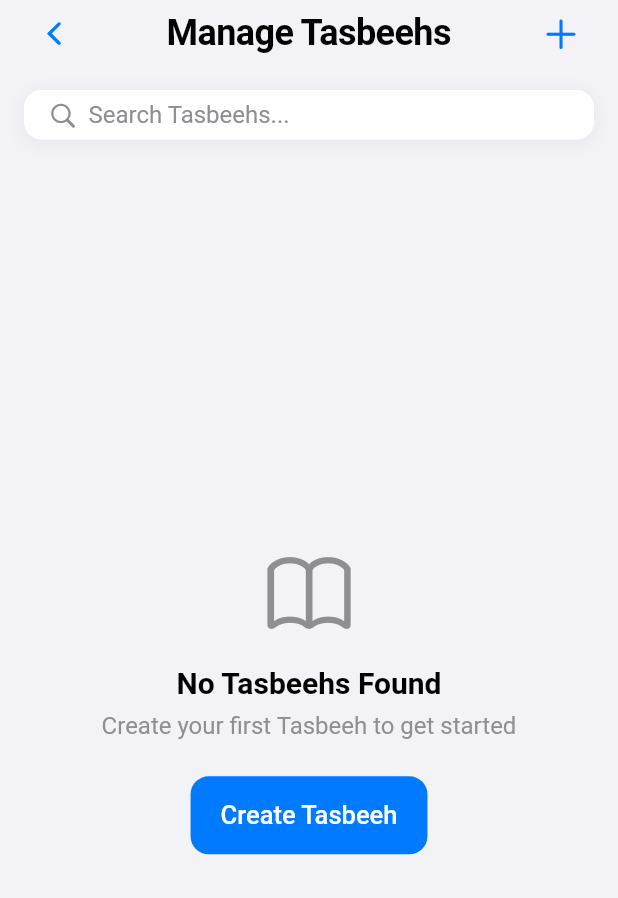
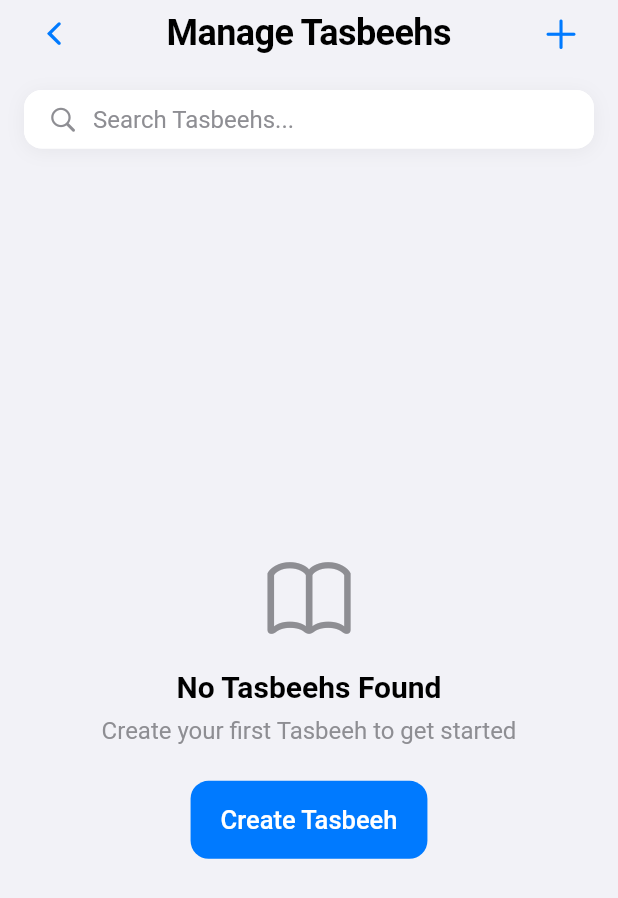
Before and after one commit to ahmed-sufi7/Digital-Tasbeeh, a Flutter app: the ManageTasbeehScreen screen opened directly, on a phone screen of 412 x 824 dp. Shown: the top 898 px of the screen. Run offline on Flutter 3.47's test engine with Material 3 defaults, Android fonts, the phone set to English and light mode, and no system bars; our stand-ins replace audioplayers, shared_preferences, sqflite, vibration; accounts and stored records are empty; Roboto replaces fonts that are missing (SF Pro Display).

Commit message:
Manage tasbeeh input field

```diff
--- a/digital_tasbeeh/lib/screens/manage_tasbeeh_screen.dart
+++ b/digital_tasbeeh/lib/screens/manage_tasbeeh_screen.dart
@@ -122,6 +122,7 @@ class _ManageTasbeehScreenState extends State<ManageTasbeehScreen> {
           color: AppColors.surfaceColor(isDark),
           borderRadius: BorderRadius.circular(12),
         ),
+        padding: const EdgeInsets.symmetric(horizontal: 10, vertical: 10),
         prefix: Padding(
           padding: const EdgeInsets.only(left: 16),
           child: Icon(
--- a/digital_tasbeeh/lib/widgets/tasbeeh_form_modal.dart
+++ b/digital_tasbeeh/lib/widgets/tasbeeh_form_modal.dart
@@ -198,6 +198,7 @@ class _TasbeehFormModalState extends State<TasbeehFormModal> {
               color: AppColors.surfaceColor(isDark),
               borderRadius: BorderRadius.circular(12),
             ),
+            padding: const EdgeInsets.symmetric(horizontal: 16, vertical: 10),
             maxLength: 50,
             onChanged: (value) {
               if (_nameError != null) {
@@ -327,6 +328,7 @@ class _TasbeehFormModalState extends State<TasbeehFormModal> {
               color: AppColors.surfaceColor(isDark),
               borderRadius: BorderRadius.circular(12),
             ),
+            padding: const EdgeInsets.symmetric(horizontal: 16, vertical: 16),
             keyboardType: TextInputType.number,
             inputFormatters: [
               FilteringTextInputFormatter.digitsOnly,
```
